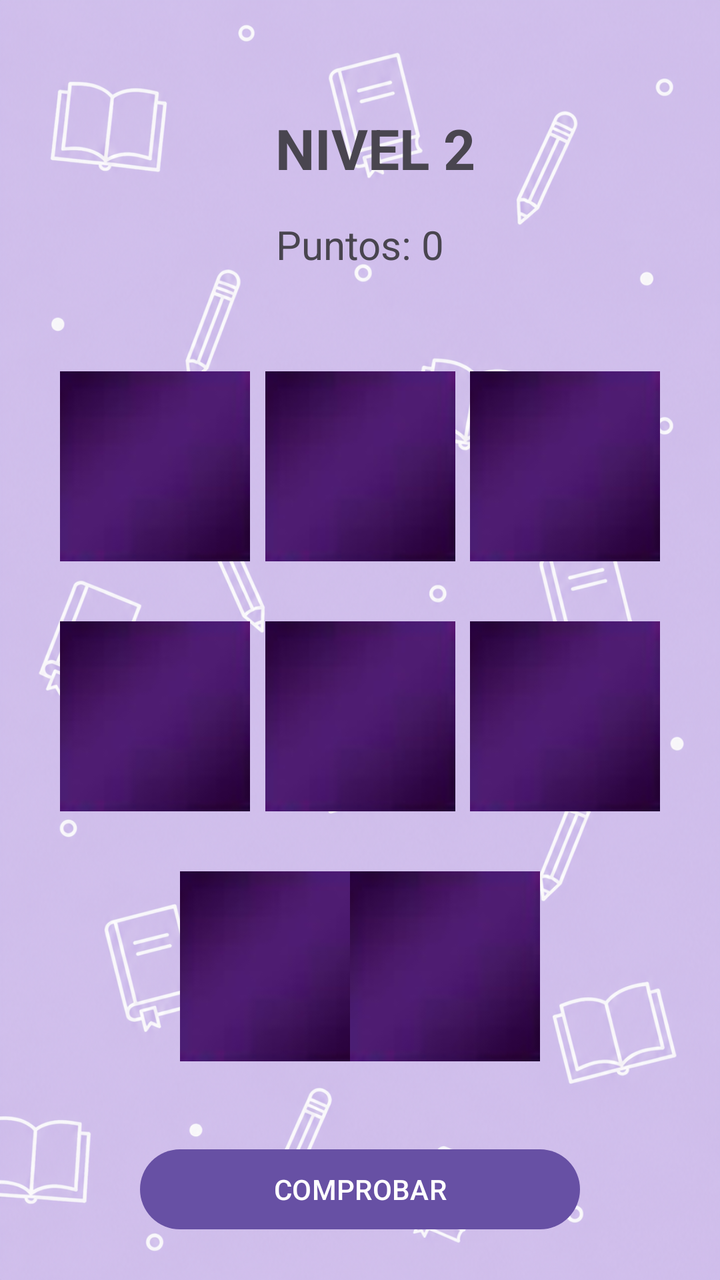
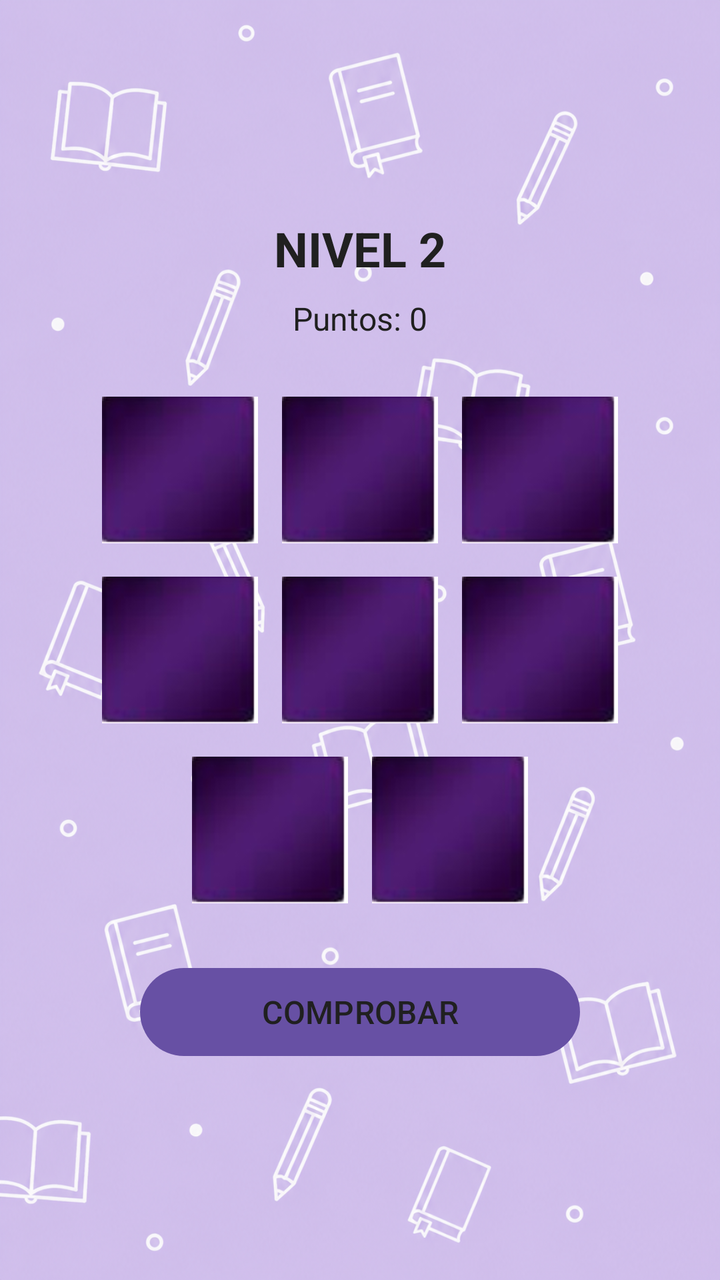

The first picture is an Android layout as it rendered before a commit; the second is the same layout after the commit. The layout source and the unified diff follow.
<!-- AndroidManifest.xml: application theme Theme.Myquizz -->
<!-- res/layout/activity_juego_nivel2.xml -->
<?xml version="1.0" encoding="utf-8"?>
<androidx.constraintlayout.widget.ConstraintLayout
    xmlns:android="http://schemas.android.com/apk/res/android"
    xmlns:app="http://schemas.android.com/apk/res-auto"

    android:layout_width="match_parent"
    android:layout_height="match_parent"

    android:background="@drawable/fondo2">

    <TextView
        android:id="@+id/txtTitulo"
        android:layout_width="wrap_content"
        android:layout_height="wrap_content"

        android:text="NIVEL 2"
        android:textSize="28sp"

        android:textStyle="bold"

        app:layout_constraintBottom_toBottomOf="parent"
        app:layout_constraintEnd_toEndOf="parent"
        app:layout_constraintHorizontal_bias="0.529"
        app:layout_constraintStart_toStartOf="parent"
        app:layout_constraintTop_toTopOf="parent"
        app:layout_constraintVertical_bias="0.092" />

    <TextView
        android:id="@+id/puntuacion"
        android:layout_width="wrap_content"
        android:layout_height="wrap_content"

        android:text="Puntos: 0"
        android:textSize="20sp"

        android:layout_marginTop="16dp"

        app:layout_constraintTop_toBottomOf="@id/txtTitulo"
        app:layout_constraintStart_toStartOf="parent"
        app:layout_constraintEnd_toEndOf="parent"/>

    <ImageButton
        android:id="@+id/c1"
        android:layout_width="95dp"
        android:layout_height="95dp"

        android:src="@drawable/carta"

        android:layout_marginTop="50dp"
        android:layout_marginStart="30dp"

        app:layout_constraintTop_toBottomOf="@id/puntuacion"
        app:layout_constraintStart_toStartOf="parent"/>

    <ImageButton
        android:id="@+id/c2"
        android:layout_width="95dp"
        android:layout_height="95dp"

        android:src="@drawable/carta"

        android:layout_marginTop="50dp"

        app:layout_constraintTop_toBottomOf="@id/puntuacion"
        app:layout_constraintStart_toEndOf="@id/c1"
        app:layout_constraintEnd_toStartOf="@id/c3"/>

    <ImageButton
        android:id="@+id/c3"
        android:layout_width="95dp"
        android:layout_height="95dp"

        android:src="@drawable/carta"

        android:layout_marginTop="50dp"
        android:layout_marginEnd="30dp"

        app:layout_constraintTop_toBottomOf="@id/puntuacion"
        app:layout_constraintEnd_toEndOf="parent"/>

    <ImageButton
        android:id="@+id/c4"
        android:layout_width="95dp"
        android:layout_height="95dp"

        android:src="@drawable/carta"

        android:layout_marginTop="30dp"
        android:layout_marginStart="30dp"

        app:layout_constraintTop_toBottomOf="@id/c2"
        app:layout_constraintStart_toStartOf="parent"/>

    <ImageButton
        android:id="@+id/c5"
        android:layout_width="95dp"
        android:layout_height="95dp"

        android:src="@drawable/carta"

        android:layout_marginTop="30dp"

        app:layout_constraintTop_toBottomOf="@id/c2"
        app:layout_constraintStart_toEndOf="@id/c4"
        app:layout_constraintEnd_toStartOf="@id/c6"/>

    <ImageButton
        android:id="@+id/c6"
        android:layout_width="95dp"
        android:layout_height="95dp"

        android:src="@drawable/carta"

        android:layout_marginTop="30dp"
        android:layout_marginEnd="30dp"

        app:layout_constraintTop_toBottomOf="@id/c3"
        app:layout_constraintEnd_toEndOf="parent"/>

    <ImageButton
        android:id="@+id/c7"
        android:layout_width="95dp"
        android:layout_height="95dp"

        android:src="@drawable/carta"

        android:layout_marginTop="30dp"
        android:layout_marginStart="90dp"

        app:layout_constraintTop_toBottomOf="@id/c5"
        app:layout_constraintStart_toStartOf="parent"/>

    <ImageButton
        android:id="@+id/c8"
        android:layout_width="95dp"
        android:layout_height="95dp"

        android:src="@drawable/carta"

        android:layout_marginTop="30dp"
        android:layout_marginEnd="90dp"

        app:layout_constraintTop_toBottomOf="@id/c5"
        app:layout_constraintEnd_toEndOf="parent"/>

    <Button
        android:id="@+id/btnComprobar"
        android:layout_width="220dp"
        android:layout_height="wrap_content"

        android:text="COMPROBAR"

        android:layout_marginTop="40dp"

        app:layout_constraintTop_toBottomOf="@id/c7"
        app:layout_constraintStart_toStartOf="parent"
        app:layout_constraintEnd_toEndOf="parent"/>

</androidx.constraintlayout.widget.ConstraintLayout>
<!-- resources referenced by this layout -->
<resources>
  <!-- drawable carta: jpg bitmap (drawable, 2556 bytes) -->
  <!-- drawable fondo2: png bitmap (drawable, 1048360 bytes) -->
  <style name="Theme.Myquizz" parent="Base.Theme.Myquizz" />
  <style name="Base.Theme.Myquizz" parent="Theme.Material3.DayNight.NoActionBar">
          
          
      </style>
</resources>

<!-- the commit's change to res/layout/activity_juego_nivel2.xml (unified diff, before → after) -->
@@ -5,155 +5,172 @@
 
     android:layout_width="match_parent"
     android:layout_height="match_parent"
-
     android:background="@drawable/fondo2">
 
-    <TextView
-        android:id="@+id/txtTitulo"
-        android:layout_width="wrap_content"
+    <LinearLayout
+        android:layout_width="match_parent"
         android:layout_height="wrap_content"
+        android:orientation="vertical"
+        android:gravity="center"
+        android:padding="12dp"
 
-        android:text="NIVEL 2"
-        android:textSize="28sp"
+        app:layout_constraintTop_toTopOf="parent"
+        app:layout_constraintBottom_toBottomOf="parent"
+        app:layout_constraintStart_toStartOf="parent"
+        app:layout_constraintEnd_toEndOf="parent">
 
-        android:textStyle="bold"
+        
 
-        app:layout_constraintBottom_toBottomOf="parent"
-        app:layout_constraintEnd_toEndOf="parent"
-        app:layout_constraintHorizontal_bias="0.529"
-        app:layout_constraintStart_toStartOf="parent"
-        app:layout_constraintTop_toTopOf="parent"
-        app:layout_constraintVertical_bias="0.092" />
+        <TextView
+            android:id="@+id/txtTitulo"
+            android:layout_width="wrap_content"
+            android:layout_height="wrap_content"
+            android:textColor="#202020"
+            android:text="NIVEL 2"
+            android:textSize="@dimen/level_title_size"
+            android:textStyle="bold" />
 
-    <TextView
-        android:id="@+id/puntuacion"
-        android:layout_width="wrap_content"
-        android:layout_height="wrap_content"
+        
 
-        android:text="Puntos: 0"
-        android:textSize="20sp"
+        <TextView
+            android:id="@+id/puntuacion"
+            android:layout_width="wrap_content"
+            android:layout_height="wrap_content"
+            android:textColor="#202020"
+            android:layout_marginTop="8dp"
+            android:text="Puntos: 0"
+            android:textSize="@dimen/score_text_size" />
 
-        android:layout_marginTop="16dp"
+        
 
-        app:layout_constraintTop_toBottomOf="@id/txtTitulo"
-        app:layout_constraintStart_toStartOf="parent"
-        app:layout_constraintEnd_toEndOf="parent"/>
+        <LinearLayout
+            android:layout_width="wrap_content"
+            android:layout_height="wrap_content"
+            android:orientation="horizontal"
+            android:gravity="center"
+            android:layout_marginTop="20dp">
 
-    <ImageButton
-        android:id="@+id/c1"
-        android:layout_width="95dp"
-        android:layout_height="95dp"
+            <ImageButton
+                android:id="@+id/c1"
+                android:layout_width="@dimen/level2_card_size"
+                android:layout_height="@dimen/level2_card_size"
+                android:layout_margin="@dimen/level2_card_margin"
+                android:src="@drawable/carta"
+                android:background="@android:color/transparent"
+                android:padding="0dp"
+                android:scaleType="fitCenter"
+                android:contentDescription="Carta 1" />
 
-        android:src="@drawable/carta"
+            <ImageButton
+                android:id="@+id/c2"
+                android:layout_width="@dimen/level2_card_size"
+                android:layout_height="@dimen/level2_card_size"
+                android:layout_margin="@dimen/level2_card_margin"
+                android:src="@drawable/carta"
+                android:background="@android:color/transparent"
+                android:padding="0dp"
+                android:scaleType="fitCenter"
+                android:contentDescription="Carta 2" />
 
-        android:layout_marginTop="50dp"
-        android:layout_marginStart="30dp"
+            <ImageButton
+                android:id="@+id/c3"
+                android:layout_width="@dimen/level2_card_size"
+                android:layout_height="@dimen/level2_card_size"
+                android:layout_margin="@dimen/level2_card_margin"
+                android:src="@drawable/carta"
+                android:background="@android:color/transparent"
+                android:padding="0dp"
+                android:scaleType="fitCenter"
+                android:contentDescription="Carta 3" />
 
-        app:layout_constraintTop_toBottomOf="@id/puntuacion"
-        app:layout_constraintStart_toStartOf="parent"/>
+        </LinearLayout>
 
-    <ImageButton
-        android:id="@+id/c2"
-        android:layout_width="95dp"
-        android:layout_height="95dp"
+        
 
-        android:src="@drawable/carta"
+        <LinearLayout
+            android:layout_width="wrap_content"
+            android:layout_height="wrap_content"
+            android:orientation="horizontal"
+            android:gravity="center">
 
-        android:layout_marginTop="50dp"
+            <ImageButton
+                android:id="@+id/c4"
+                android:layout_width="@dimen/level2_card_size"
+                android:layout_height="@dimen/level2_card_size"
+                android:layout_margin="@dimen/level2_card_margin"
+                android:src="@drawable/carta"
+                android:background="@android:color/transparent"
+                android:padding="0dp"
+                android:scaleType="fitCenter"
+                android:contentDescription="Carta 4" />
 
-        app:layout_constraintTop_toBottomOf="@id/puntuacion"
-        app:layout_constraintStart_toEndOf="@id/c1"
-        app:layout_constraintEnd_toStartOf="@id/c3"/>
+            <ImageButton
+                android:id="@+id/c5"
+                android:layout_width="@dimen/level2_card_size"
+                android:layout_height="@dimen/level2_card_size"
+                android:layout_margin="@dimen/level2_card_margin"
+                android:src="@drawable/carta"
+                android:background="@android:color/transparent"
+                android:padding="0dp"
+                android:scaleType="fitCenter"
+                android:contentDescription="Carta 5" />
 
-    <ImageButton
-        android:id="@+id/c3"
-        android:layout_width="95dp"
-        android:layout_height="95dp"
+            <ImageButton
+                android:id="@+id/c6"
+                android:layout_width="@dimen/level2_card_size"
+                android:layout_height="@dimen/level2_card_size"
+                android:layout_margin="@dimen/level2_card_margin"
+                android:src="@drawable/carta"
+                android:background="@android:color/transparent"
+                android:padding="0dp"
+                android:scaleType="fitCenter"
+                android:contentDescription="Carta 6" />
 
-        android:src="@drawable/carta"
+        </LinearLayout>
 
-        android:layout_marginTop="50dp"
-        android:layout_marginEnd="30dp"
+        
 
-        app:layout_constraintTop_toBottomOf="@id/puntuacion"
-        app:layout_constraintEnd_toEndOf="parent"/>
+        <LinearLayout
+            android:layout_width="wrap_content"
+            android:layout_height="wrap_content"
+            android:orientation="horizontal"
+            android:gravity="center">
 
-    <ImageButton
-        android:id="@+id/c4"
-        android:layout_width="95dp"
-        android:layout_height="95dp"
+            <ImageButton
+                android:id="@+id/c7"
+                android:layout_width="@dimen/level2_card_size"
+                android:layout_height="@dimen/level2_card_size"
+                android:layout_margin="@dimen/level2_card_margin"
+                android:src="@drawable/carta"
+                android:background="@android:color/transparent"
+                android:padding="0dp"
+                android:scaleType="fitCenter"
+                android:contentDescription="Carta 7" />
 
-        android:src="@drawable/carta"
+            <ImageButton
+                android:id="@+id/c8"
+                android:layout_width="@dimen/level2_card_size"
+                android:layout_height="@dimen/level2_card_size"
+                android:layout_margin="@dimen/level2_card_margin"
+                android:src="@drawable/carta"
+                android:background="@android:color/transparent"
+                android:padding="0dp"
+                android:scaleType="fitCenter"
+                android:contentDescription="Carta 8" />
 
-        android:layout_marginTop="30dp"
-        android:layout_marginStart="30dp"
+        </LinearLayout>
 
-        app:layout_constraintTop_toBottomOf="@id/c2"
-        app:layout_constraintStart_toStartOf="parent"/>
+        
 
-    <ImageButton
-        android:id="@+id/c5"
-        android:layout_width="95dp"
-        android:layout_height="95dp"
+        <Button
+            android:id="@+id/btnComprobar"
+            android:layout_width="@dimen/check_button_width"
+            android:layout_height="@dimen/check_button_height"
+            android:textColor="#202020"
+            android:layout_marginTop="20dp"
+            android:text="COMPROBAR"
+            android:textSize="@dimen/check_button_text_size" />
 
-        android:src="@drawable/carta"
-
-        android:layout_marginTop="30dp"
-
-        app:layout_constraintTop_toBottomOf="@id/c2"
-        app:layout_constraintStart_toEndOf="@id/c4"
-        app:layout_constraintEnd_toStartOf="@id/c6"/>
-
-    <ImageButton
-        android:id="@+id/c6"
-        android:layout_width="95dp"
-        android:layout_height="95dp"
-
-        android:src="@drawable/carta"
-
-        android:layout_marginTop="30dp"
-        android:layout_marginEnd="30dp"
-
-        app:layout_constraintTop_toBottomOf="@id/c3"
-        app:layout_constraintEnd_toEndOf="parent"/>
-
-    <ImageButton
-        android:id="@+id/c7"
-        android:layout_width="95dp"
-        android:layout_height="95dp"
-
-        android:src="@drawable/carta"
-
-        android:layout_marginTop="30dp"
-        android:layout_marginStart="90dp"
-
-        app:layout_constraintTop_toBottomOf="@id/c5"
-        app:layout_constraintStart_toStartOf="parent"/>
-
-    <ImageButton
-        android:id="@+id/c8"
-        android:layout_width="95dp"
-        android:layout_height="95dp"
-
-        android:src="@drawable/carta"
-
-        android:layout_marginTop="30dp"
-        android:layout_marginEnd="90dp"
-
-        app:layout_constraintTop_toBottomOf="@id/c5"
-        app:layout_constraintEnd_toEndOf="parent"/>
-
-    <Button
-        android:id="@+id/btnComprobar"
-        android:layout_width="220dp"
-        android:layout_height="wrap_content"
-
-        android:text="COMPROBAR"
-
-        android:layout_marginTop="40dp"
-
-        app:layout_constraintTop_toBottomOf="@id/c7"
-        app:layout_constraintStart_toStartOf="parent"
-        app:layout_constraintEnd_toEndOf="parent"/>
+    </LinearLayout>
 
 </androidx.constraintlayout.widget.ConstraintLayout>
<!-- resource entries referenced after the edit -->
@@ -1,5 +1,12 @@
 <!-- resources referenced by this layout -->
 <resources>
+  <dimen name="check_button_height">52dp</dimen>
+  <dimen name="check_button_text_size">16sp</dimen>
+  <dimen name="check_button_width">220dp</dimen>
+  <dimen name="level2_card_margin">6dp</dimen>
+  <dimen name="level2_card_size">78dp</dimen>
+  <dimen name="level_title_size">24sp</dimen>
+  <dimen name="score_text_size">16sp</dimen>
   <!-- drawable carta: jpg bitmap (drawable, 2556 bytes) -->
   <!-- drawable fondo2: png bitmap (drawable, 1048360 bytes) -->
   <style name="Theme.Myquizz" parent="Base.Theme.Myquizz" />
